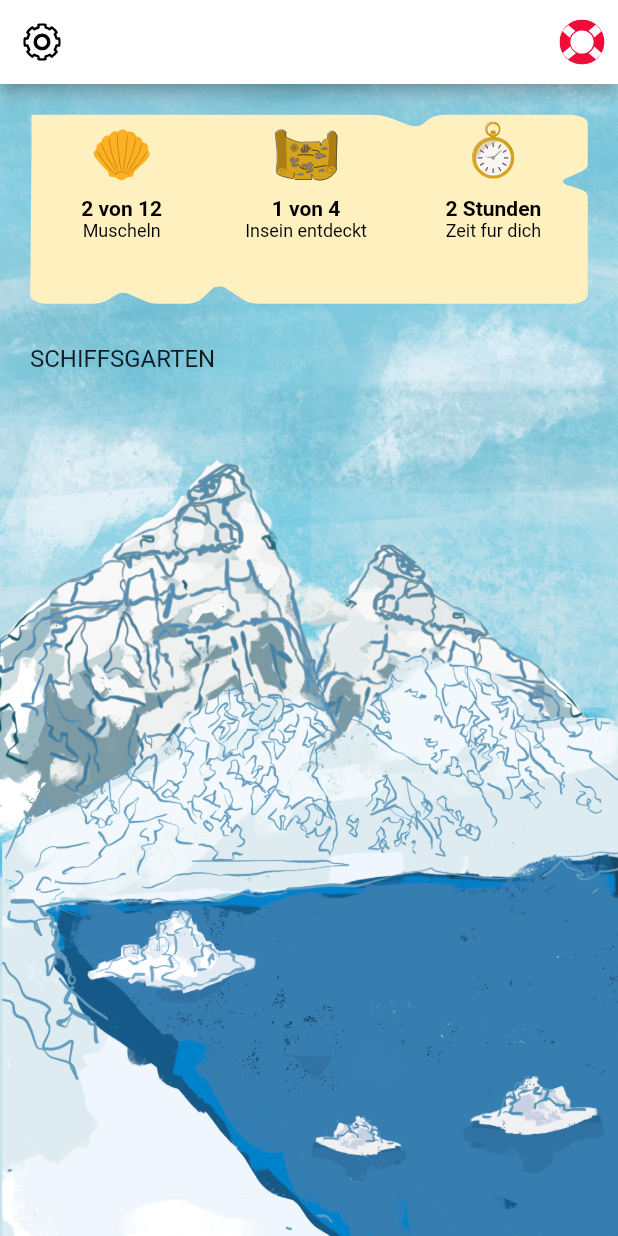
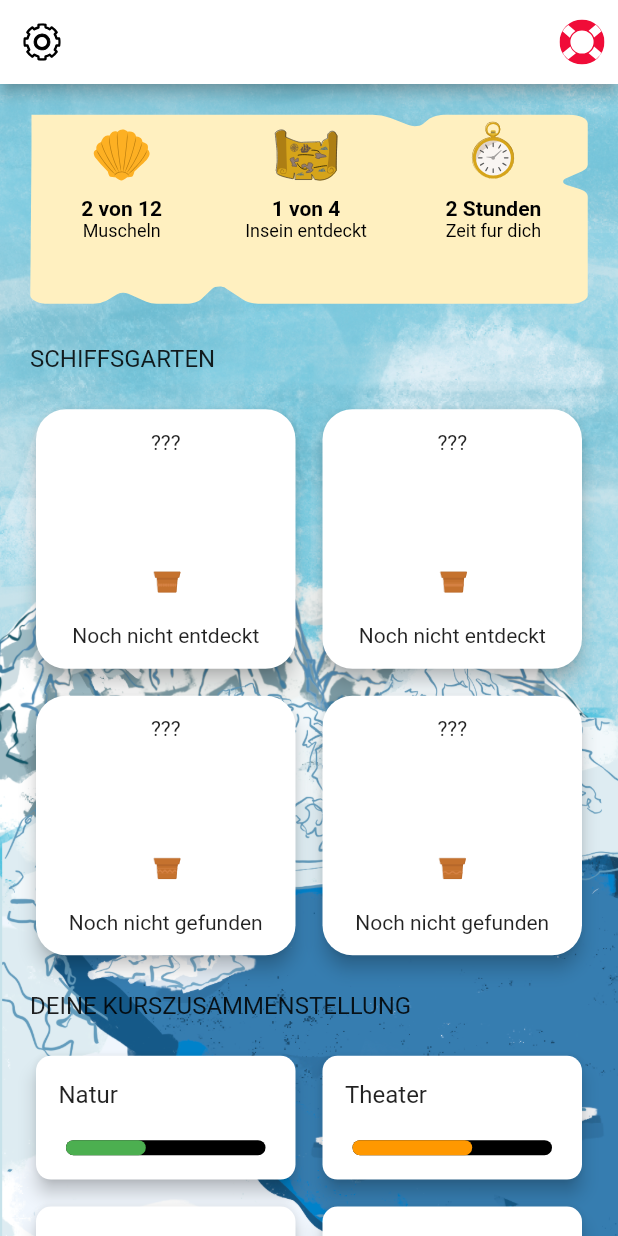
Before and after one commit to mohamadbastin/flutter-test-lab, a Flutter app: the screen it shows after launch, on a phone screen of 412 x 824 dp. Run offline on Flutter 3.47's test engine with Material 2 defaults, Android fonts, the phone set to English and light mode, and no system bars; drawn by our look-alikes of percent_indicator; our stand-ins replace flutter_svg.

Commit message:
bottom text and bottom grid view and plant grid view

```diff
--- a/lib/screens/ship_garden_screen.dart
+++ b/lib/screens/ship_garden_screen.dart
@@ -1,8 +1,10 @@
 import 'package:flutter/cupertino.dart';
 import 'package:flutter/material.dart';
 import 'package:flutter_svg/flutter_svg.dart';
+import 'package:test_lab/widgets/ship_garden/bottom_grid_view.dart';
 import 'package:test_lab/widgets/ship_garden/ship_garden_appbar.dart';
 import 'package:test_lab/widgets/ship_garden/ship_garden_top_board.dart';
+import 'package:test_lab/widgets/ship_garden/plant_grid_view.dart';
 
 class ShipGardenScreen extends StatefulWidget {
   const ShipGardenScreen({Key? key}) : super(key: key);
@@ -54,8 +56,7 @@ class _ShipGardenScreenState extends State<ShipGardenScreen> {
                   const Align(
                     alignment: Alignment.centerLeft,
                     child: Padding(
-                      padding:
-                          EdgeInsets.symmetric( horizontal: 20),
+                      padding: EdgeInsets.symmetric(horizontal: 20),
                       child: Text(
                         "SCHIFFSGARTEN",
                         style: TextStyle(
@@ -63,6 +64,26 @@ class _ShipGardenScreenState extends State<ShipGardenScreen> {
                         ),
                       ),
                     ),
+                  ),
+                  const Padding(
+                    padding: EdgeInsets.all(20.0),
+                    child: PlantGridView(),
+                  ),
+                  const Align(
+                    alignment: Alignment.centerLeft,
+                    child: Padding(
+                      padding: EdgeInsets.symmetric(horizontal: 20),
+                      child: Text(
+                        "DEINE KURSZUSAMMENSTELLUNG",
+                        style: TextStyle(
+                          fontSize: 16,
+                        ),
+                      ),
+                    ),
+                  ),
+                  const Padding(
+                    padding: EdgeInsets.all(20.0),
+                    child: BottomGridView(),
                   )
                 ],
               ),
--- /dev/null
+++ b/lib/widgets/ship_garden/bottom_grid_view.dart
@@ -0,0 +1,104 @@
+import 'package:percent_indicator/percent_indicator.dart';
+import 'package:flutter/cupertino.dart';
+import 'package:flutter/material.dart';
+
+class BottomGridView extends StatefulWidget {
+  const BottomGridView({Key? key}) : super(key: key);
+
+  @override
+  _BottomGridViewState createState() => _BottomGridViewState();
+}
+
+class _BottomGridViewState extends State<BottomGridView> {
+  @override
+  Widget build(BuildContext context) {
+    return GridView.count(
+      crossAxisCount: 2,
+      crossAxisSpacing: 10.0,
+      mainAxisSpacing: 10.0,
+      shrinkWrap: true,
+      childAspectRatio: 2,
+      children: const [
+        BottomGridViewItem(topText: "Natur", color: Colors.green, percent: 0.4),
+        BottomGridViewItem(
+            topText: "Theater", color: Colors.orange, percent: 0.6),
+        BottomGridViewItem(
+            topText: "Yoga", color: Colors.lightBlue, percent: 0.8),
+        BottomGridViewItem(topText: "Kunst", color: Colors.red, percent: 0.6),
+        BottomGridViewItem(topText: "Tanz", color: Colors.blue, percent: 0.2),
+        BottomGridViewItem(
+            topText: "Musik", color: Colors.yellow, percent: 0.8),
+      ],
+    );
+  }
+}
+
+class BottomGridViewItem extends StatefulWidget {
+  const BottomGridViewItem(
+      {Key? key,
+      required this.topText,
+      required this.color,
+      required this.percent})
+      : super(key: key);
+
+  final String topText;
+  final Color color;
+  final double percent;
+
+  @override
+  _BottomGridViewItemState createState() => _BottomGridViewItemState();
+}
+
+class _BottomGridViewItemState extends State<BottomGridViewItem> {
+  @override
+  Widget build(BuildContext context) {
+    return SizedBox(
+      height: 50,
+      child: Card(
+        elevation: 5,
+        shape: const RoundedRectangleBorder(
+            borderRadius: BorderRadius.all(Radius.circular(10))),
+        // BoxDecoration(
+        //     color: Colors.white, borderRadius: BorderRadius.circular(20)),
+        // width: MediaQuery.of(context).size.width * 0.3,
+        // height: MediaQuery.of(context).size.width * 0.3,
+        // margin: EdgeInsets.all(5),
+        child: Padding(
+          padding: const EdgeInsets.symmetric(vertical: 5.0, horizontal: 10),
+          child: Center(
+            child: SizedBox(
+              height: 50,
+              child: Column(
+                mainAxisAlignment: MainAxisAlignment.spaceBetween,
+                crossAxisAlignment: CrossAxisAlignment.start,
+                children: [
+                  Padding(
+                    padding: const EdgeInsets.only(left: 5),
+                    child: Text(
+                      widget.topText,
+                      style: const TextStyle(fontSize: 16),
+                    ),
+                  ),
+                  SizedBox(
+                    // width: 30,
+                    child: Container(
+                      // color: Colors.red,
+                      child: LinearPercentIndicator(
+                        backgroundColor: Colors.black,
+                        // fillColor: Colors.red,
+                        percent: widget.percent,
+                        lineHeight: 10,
+                        progressColor: widget.color,
+                        linearStrokeCap: LinearStrokeCap.roundAll,
+                      ),
+                    ),
+                  ),
+                ],
+              ),
+            ),
+          ),
+        ),
+      ),
+    );
+  }
+}
--- /dev/null
+++ b/lib/widgets/ship_garden/plant_grid_view.dart
@@ -0,0 +1,93 @@
+import 'package:flutter/cupertino.dart';
+import 'package:flutter/material.dart';
+import 'package:flutter_svg/flutter_svg.dart';
+
+class PlantGridView extends StatefulWidget {
+  const PlantGridView({Key? key}) : super(key: key);
+
+  @override
+  _PlantGridViewState createState() => _PlantGridViewState();
+}
+
+class _PlantGridViewState extends State<PlantGridView> {
+  @override
+  Widget build(BuildContext context) {
+    return GridView.count(
+
+      crossAxisCount: 2,
+      crossAxisSpacing: 10.0,
+      mainAxisSpacing: 10.0,
+      shrinkWrap: true,
+      children: [
+        PlantGridViewItem(
+            pic: SvgPicture.asset("assets/icons/flower pot 1.svg"),
+            bottomText: "Noch nicht entdeckt",
+            topText: "???"),
+        PlantGridViewItem(
+            pic: SvgPicture.asset("assets/icons/flower pot 2.svg"),
+            bottomText: "Noch nicht entdeckt",
+            topText: "???"),
+        PlantGridViewItem(
+            pic: SvgPicture.asset("assets/icons/flower pot 3.svg"),
+            bottomText: "Noch nicht gefunden",
+            topText: "???"),
+        PlantGridViewItem(
+            pic: SvgPicture.asset("assets/icons/flower pot 4.svg"),
+            bottomText: "Noch nicht gefunden",
+            topText: "???")
+      ],
+    );
+  }
+}
+
+class PlantGridViewItem extends StatefulWidget {
+  const PlantGridViewItem(
+      {Key? key,
+      required this.pic,
+      required this.bottomText,
+      required this.topText})
+      : super(key: key);
+
+  final SvgPicture? pic;
+  final String bottomText;
+  final String topText;
+
+  @override
+  _PlantGridViewItemState createState() => _PlantGridViewItemState();
+}
+
+class _PlantGridViewItemState extends State<PlantGridViewItem> {
+  @override
+  Widget build(BuildContext context) {
+    return Card(
+      elevation: 5,
+      shape: const RoundedRectangleBorder(
+          borderRadius: BorderRadius.all(Radius.circular(20))),
+      // BoxDecoration(
+      //     color: Colors.white, borderRadius: BorderRadius.circular(20)),
+      // width: MediaQuery.of(context).size.width * 0.3,
+      // height: MediaQuery.of(context).size.width * 0.3,
+      // margin: EdgeInsets.all(5),
+      child: Padding(
+        padding: const EdgeInsets.all(5.0),
+        child: Center(
+          child: Column(
+            mainAxisAlignment: MainAxisAlignment.spaceAround,
+            crossAxisAlignment: CrossAxisAlignment.center,
+            children: [
+              Text(widget.topText),
+              const SizedBox(
+                height: 20,
+              ),
+              SizedBox(
+                height: 40,
+                child: widget.pic,
+              ),
+              Text(widget.bottomText)
+            ],
+          ),
+        ),
+      ),
+    );
+  }
+}
--- a/pubspec.yaml
+++ b/pubspec.yaml
@@ -30,6 +30,7 @@ dependencies:
   flutter:
     sdk: flutter
   flutter_svg: ^0.20.0-nullsafety.3
+  percent_indicator: "^2.1.7+2"
 
 
   # The following adds the Cupertino Icons font to your application.
```
Also changed, not shown: assets/icons/flower pot 1.svg (added), assets/icons/flower pot 2.svg (added), assets/icons/flower pot 3.svg (added), assets/icons/flower pot 4.svg (added), pubspec.lock.
